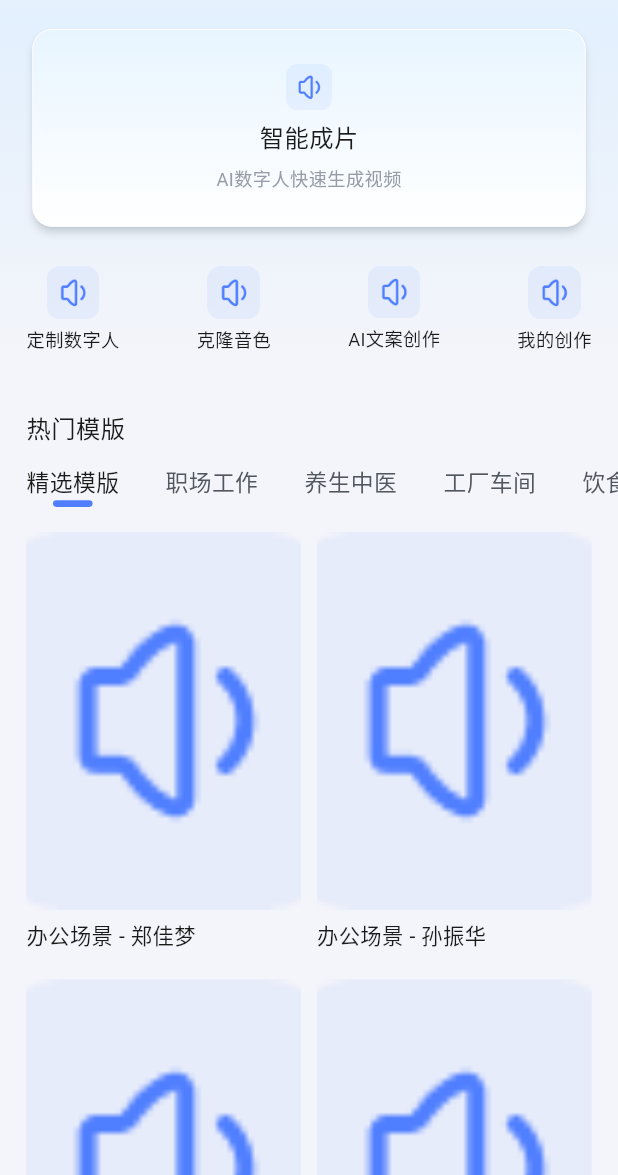
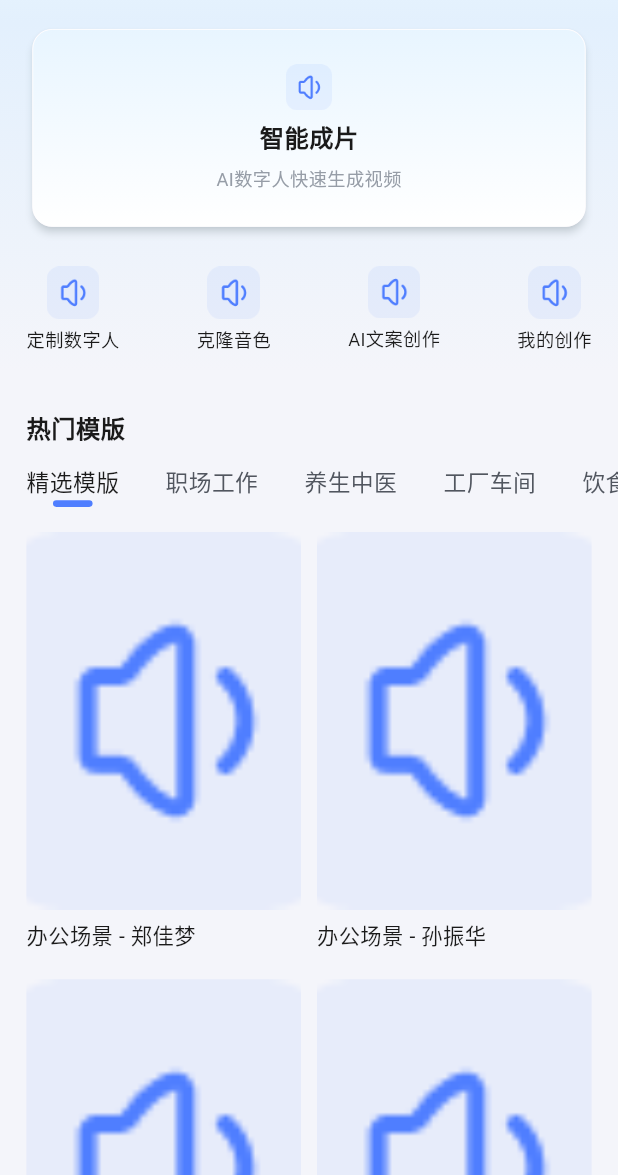
Before and after one commit to xiexiong/xmvx, a Flutter app: the screen it shows after launch, on a phone screen of 412 x 824 dp, the part 61-1236 px from its top. Run offline on Flutter 3.47's test engine with Material 3 defaults, Android fonts, the phone set to English and light mode, and no system bars; our stand-ins replace bot_toast, cached_network_image, connectivity_plus, device_info_plus, event_bus, flutter_easyloading and 7 more; missing offline and left inert: audio_session, flutter_sound.

Commit message:
♻️ update: 入口优化

```diff
--- a/example/lib/main.dart
+++ b/example/lib/main.dart
@@ -112,13 +112,13 @@ class _HomePageState extends State<HomePage> {
         mainAxisAlignment: MainAxisAlignment.center,
         children: [
           TextButton(
-            child: const Text('进入聊天室'),
+            child: const Text('进入AI数字人'),
             onPressed: () {
               Navigator.push(
                 context,
                 MaterialPageRoute(
                   builder: (context) {
-                    return Xmvx.csChatRoomPage;
+                    return Xmvx.vxAIVXPage;
                   },
                 ),
               );
--- a/lib/pages/xmvx_home_page.dart
+++ b/lib/pages/xmvx_home_page.dart
@@ -57,7 +57,7 @@ class _XmvxHomePageState extends State<XmvxHomePage> with TickerProviderStateMix
                       style: TextStyle(
                         color: VxColor.c1A1A1A,
                         fontSize: 32.sp,
-                        fontWeight: FontWeight.w500,
+                        fontWeight: FontWeight.bold,
                       ),
                     ),
                   ),
@@ -132,7 +132,7 @@ class _TopHeader extends StatelessWidget {
                           style: TextStyle(
                             fontSize: 32.sp,
                             color: VxColor.c1A1A1A,
-                            fontWeight: FontWeight.w500,
+                            fontWeight: FontWeight.bold,
                           ),
                         ),
                         Gap(12.w),
--- a/lib/xmvx.dart
+++ b/lib/xmvx.dart
@@ -21,7 +21,7 @@ class Xmvx {
     csBackToNative = backToNative;
   }
 
-  static get csChatRoomPage {
+  static get vxAIVXPage {
     // return BlocProvider(create: (context) => CSChatRoomCubit(), child: CSChatRoomPage());
     return XmvxHomePage();
   }
```
